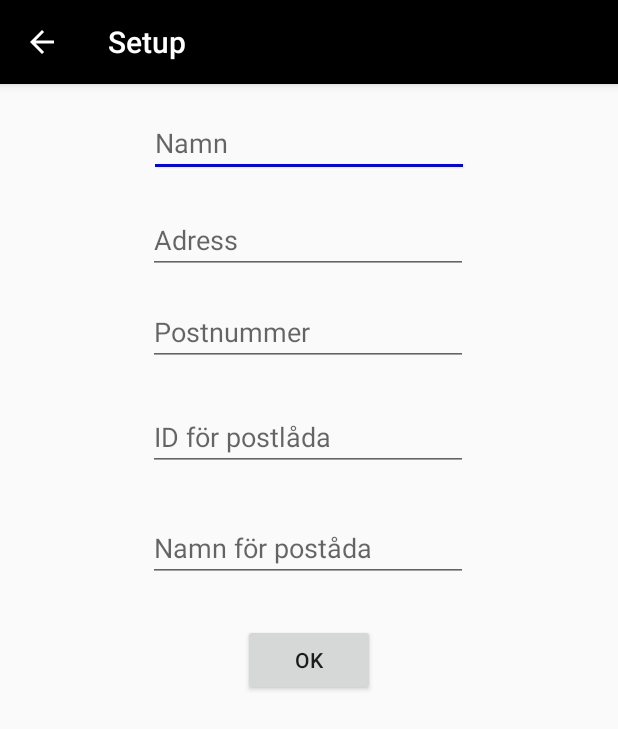
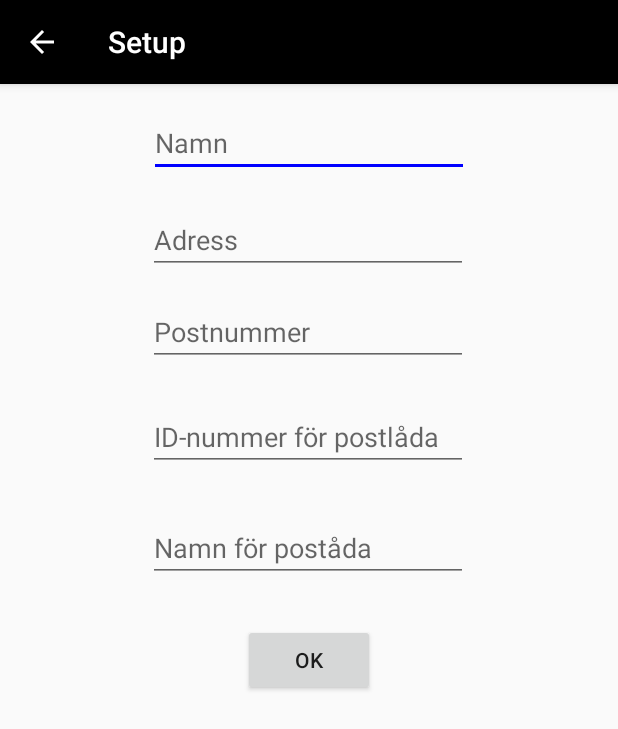
Before and after one commit to sneskaft/postlda, an Android app: the screen it shows after launch (settings), after a tap on "SETUP", on a phone screen of 412 x 824 dp. Shown: the top 729 px of the screen. Run offline under Robolectric (Android 15) with nearby library versions, the phone set to English and light mode, and no system bars.

Commit message:
REEEEEEEEEEEEEEEEEEEEEEEEEE2

```diff
--- a/app/src/main/java/com/example/typelias/postlda/MainActivity.java
+++ b/app/src/main/java/com/example/typelias/postlda/MainActivity.java
@@ -68,9 +68,9 @@ public class MainActivity extends AppCompatActivity {
         mailStatus = (TextView)findViewById(R.id.mailStatus);
         data = getSharedPreferences(filename,0);
         int id = data.getInt("id",-2);
-        if(id == -2)
+        if(id <=0)
         {
-            mailStatus.setText("Error. \nKlicka på setup\neller så är det fel id");
+            mailStatus.setText("Error. \nKlicka på setup");
         }
         else
         {
--- a/app/src/main/res/layout/activity_settings.xml
+++ b/app/src/main/res/layout/activity_settings.xml
@@ -68,7 +68,7 @@
         android:layout_marginStart="8dp"
         android:layout_marginTop="8dp"
         android:ems="10"
-        android:hint="ID för postlåda"
+        android:hint="ID-nummer för postlåda"
         android:inputType="textPersonName"
         app:layout_constraintBottom_toBottomOf="parent"
         app:layout_constraintEnd_toEndOf="parent"
```
Also changed, not shown: app/src/main/java/com/example/typelias/postlda/settings.java (+40 -5 lines).
